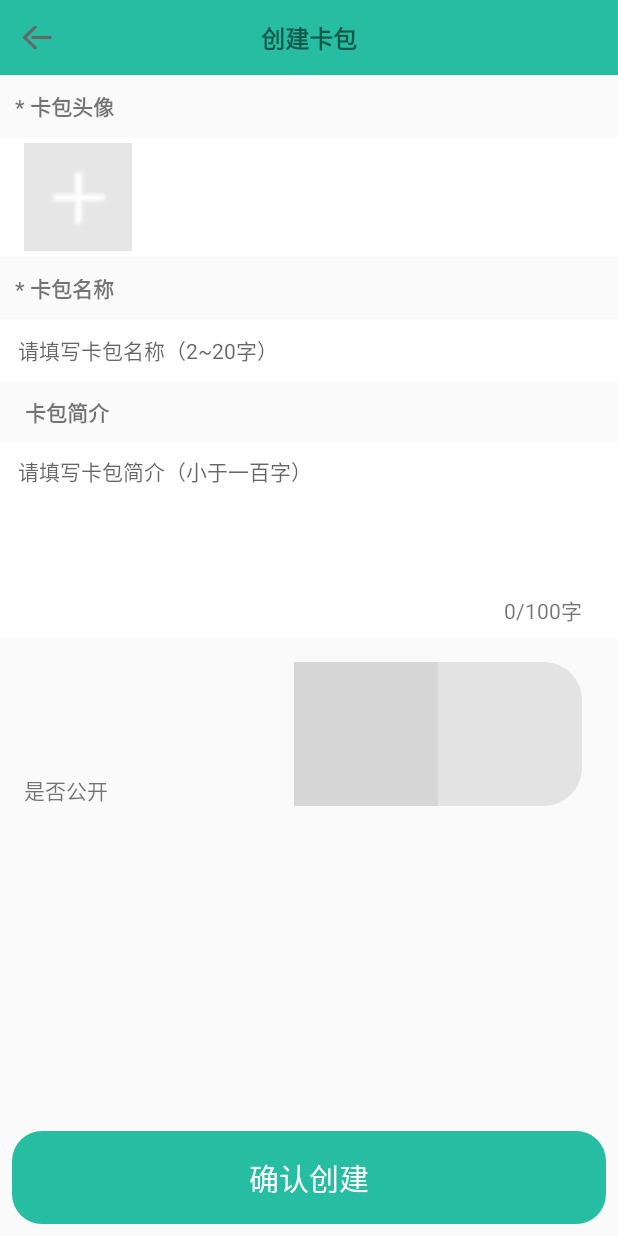
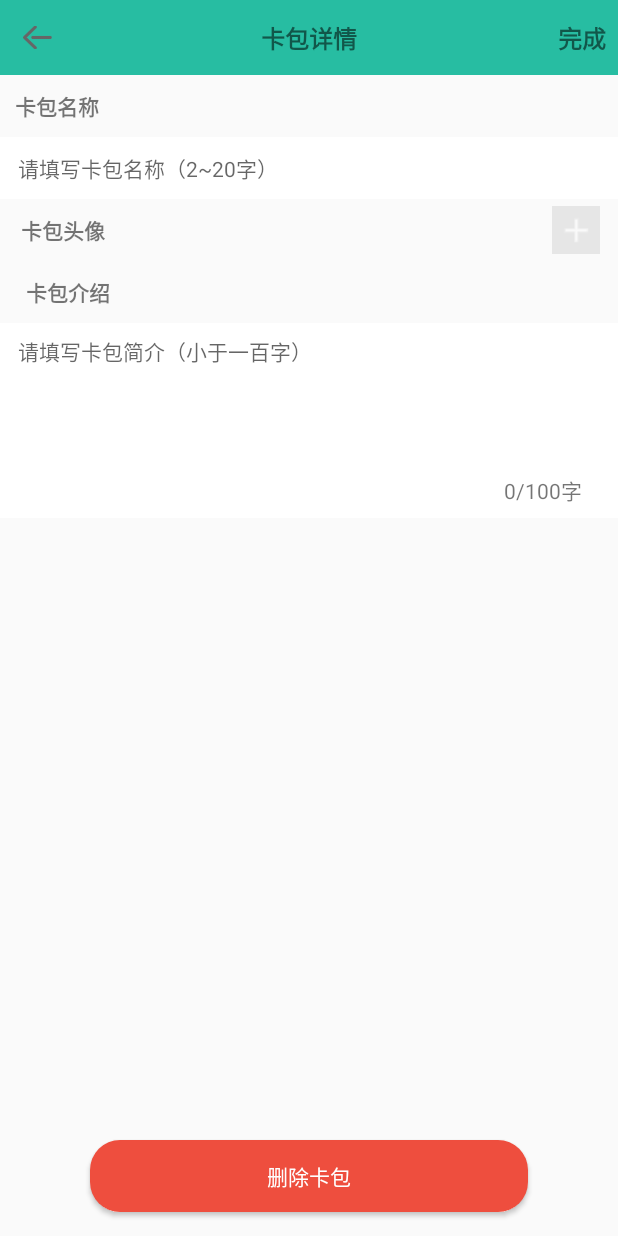
Before and after one commit to LoveLifeEveryday/MemoryKeeper, an Android app: the layout fragment_card_bag_detail.xml on its own in the app's theme, with its tools: preview values and no code run, on a phone screen of 412 x 824 dp. Run offline under Robolectric (Android 15) with nearby library versions, the phone set to English and light mode, and no system bars.

Commit message:
feat: 增加更新卡包界面

```diff
--- a/app/src/main/java/com/xcynice/memorykeeper/module/CreateBag/activity/CreateCardActivity.java
+++ b/app/src/main/java/com/xcynice/memorykeeper/module/CreateBag/activity/CreateCardActivity.java
@@ -251,7 +251,7 @@ public class CreateCardActivity extends BaseActivity<CreateBagPresenter> impleme
                 getImage();
                 break;
             case R.id.create_card_to_create_tv:
-               /* LogUtil.d("点击了按钮");
+                LogUtil.d("点击了按钮");
                 if (mPortraitUri == null) {
                     ToastUtil.showCenterToast("头像不能为空");
                     return;
@@ -266,8 +266,8 @@ public class CreateCardActivity extends BaseActivity<CreateBagPresenter> impleme
                 }
                 CardBag cardBag = getCardBag();
                 presenter.createNewCardBag(cardBag);
-                break;*/
-                startActivity(new Intent(this, ReleaseCardActivity.class));
+                break;
+//                startActivity(new Intent(this, ReleaseCardActivity.class));
 
         }
     }
--- a/app/src/main/res/layout/activity_create_card.xml
+++ b/app/src/main/res/layout/fragment_card_bag_detail.xml
@@ -1,10 +1,9 @@
 <?xml version="1.0" encoding="utf-8"?>
-<androidx.constraintlayout.widget.ConstraintLayout
-    xmlns:android="http://schemas.android.com/apk/res/android"
-    xmlns:app="http://schemas.android.com/apk/res-auto"
+<androidx.constraintlayout.widget.ConstraintLayout xmlns:android="http://schemas.android.com/apk/res/android"
     xmlns:tools="http://schemas.android.com/tools"
     android:layout_width="match_parent"
-    android:layout_height="match_parent">
+    android:layout_height="match_parent"
+    xmlns:app="http://schemas.android.com/apk/res-auto">
     <androidx.constraintlayout.widget.ConstraintLayout
         android:id="@+id/constraintLayout"
         android:layout_width="match_parent"
@@ -29,12 +28,23 @@
             android:layout_height="wrap_content"
             android:layout_centerInParent="true"
             android:gravity="center_horizontal"
-            android:text="创建卡包"
+            android:text="卡包详情"
             android:textSize="16sp"
             android:textStyle="bold"
             app:layout_constraintBottom_toBottomOf="parent"
             app:layout_constraintEnd_toEndOf="parent"
             app:layout_constraintStart_toStartOf="@+id/refresh_iv"
+            app:layout_constraintTop_toTopOf="parent" />
+
+        <TextView
+            android:layout_width="wrap_content"
+            android:layout_height="wrap_content"
+            android:text="完成"
+            android:textSize="16sp"
+            android:padding="8dp"
+            android:textStyle="bold"
+            app:layout_constraintBottom_toBottomOf="parent"
+            app:layout_constraintEnd_toEndOf="parent"
             app:layout_constraintTop_toTopOf="parent" />
     </androidx.constraintlayout.widget.ConstraintLayout>
 
@@ -42,27 +52,37 @@
         android:id="@+id/textView2"
         android:layout_width="0dp"
         android:layout_height="wrap_content"
+        android:layout_marginStart="4dp"
         android:padding="10sp"
-        android:text="* 卡包头像"
+        android:text="卡包头像"
+        android:textSize="14sp"
+        android:textStyle="bold"
+        app:layout_constraintStart_toStartOf="parent"
+        app:layout_constraintTop_toBottomOf="@+id/create_card_name_tv" />
+
+    <ImageView
+        android:id="@+id/create_card_portrait_image"
+        android:layout_width="40dp"
+        android:layout_height="40dp"
+        android:padding="4dp"
+        android:layout_marginRight="8dp"
+        android:src="@drawable/ic_add"
+        app:layout_constraintBottom_toBottomOf="@+id/textView2"
+        app:layout_constraintEnd_toEndOf="parent"
+        app:layout_constraintTop_toTopOf="@+id/textView2" />
+
+    <TextView
+        android:id="@+id/textView3"
+        android:layout_width="0dp"
+        android:layout_height="wrap_content"
+        android:padding="10sp"
+        android:text="卡包名称"
         android:textSize="14sp"
         android:textStyle="bold"
         app:layout_constraintEnd_toEndOf="parent"
         app:layout_constraintHorizontal_bias="0.0"
         app:layout_constraintStart_toStartOf="parent"
         app:layout_constraintTop_toBottomOf="@+id/constraintLayout" />
-
-    <TextView
-        android:id="@+id/textView3"
-        android:layout_width="0dp"
-        android:layout_height="wrap_content"
-        android:padding="10sp"
-        android:text="* 卡包名称"
-        android:textSize="14sp"
-        android:textStyle="bold"
-        app:layout_constraintEnd_toEndOf="parent"
-        app:layout_constraintHorizontal_bias="0.0"
-        app:layout_constraintStart_toStartOf="parent"
-        app:layout_constraintTop_toBottomOf="@+id/linearLayout" />
 
     <LinearLayout
         android:id="@+id/linearLayout"
@@ -75,14 +95,6 @@
         app:layout_constraintTop_toBottomOf="@+id/textView2">
 
 
-        <ImageView
-            android:id="@+id/create_card_portrait_image"
-            android:layout_width="80dp"
-            android:layout_height="80dp"
-            android:padding="4dp"
-            android:src="@drawable/ic_add"
-            tools:layout_editor_absoluteX="68dp"
-            tools:layout_editor_absoluteY="122dp" />
     </LinearLayout>
 
 
@@ -101,20 +113,23 @@
         android:singleLine="true"
         android:textSize="14sp"
         app:layout_constraintEnd_toEndOf="@+id/textView3"
+        app:layout_constraintHorizontal_bias="1.0"
         app:layout_constraintStart_toStartOf="parent"
         app:layout_constraintTop_toBottomOf="@+id/textView3" />
 
     <TextView
         android:id="@+id/textView4"
-        android:layout_width="0dp"
+        android:layout_width="wrap_content"
         android:layout_height="wrap_content"
+        android:layout_marginStart="4dp"
         android:padding="10sp"
-        android:text="  卡包简介"
+        android:text=" 卡包介绍"
         android:textSize="14sp"
         android:textStyle="bold"
         app:layout_constraintEnd_toEndOf="parent"
+        app:layout_constraintHorizontal_bias="0.0"
         app:layout_constraintStart_toStartOf="parent"
-        app:layout_constraintTop_toBottomOf="@+id/create_card_name_tv" />
+        app:layout_constraintTop_toBottomOf="@+id/linearLayout" />
 
     <EditText
         android:id="@+id/create_card_brief_introduction_edit"
@@ -137,24 +152,6 @@
         app:layout_constraintTop_toBottomOf="@+id/textView4" />
 
     <TextView
-        android:id="@+id/create_card_to_create_tv"
-        android:layout_width="0dp"
-        android:layout_height="wrap_content"
-        android:layout_marginStart="8dp"
-        android:layout_marginEnd="8dp"
-        android:layout_marginBottom="8dp"
-        android:background="@drawable/bg_login"
-        android:gravity="center_horizontal"
-        android:padding="16dp"
-        android:text="确认创建"
-        android:textColor="#FFFFFF"
-        android:textSize="20sp"
-        app:layout_constraintBottom_toBottomOf="parent"
-        app:layout_constraintEnd_toEndOf="parent"
-        app:layout_constraintHorizontal_bias="0.0"
-        app:layout_constraintStart_toStartOf="parent" />
-
-    <TextView
         android:id="@+id/remained_words_tv"
         android:layout_width="wrap_content"
         android:layout_height="wrap_content"
@@ -164,27 +161,19 @@
         app:layout_constraintBottom_toBottomOf="@+id/create_card_brief_introduction_edit"
         app:layout_constraintEnd_toEndOf="parent" />
 
-    <Switch
-        android:id="@+id/create_card_if_public_switch"
-        android:layout_width="wrap_content"
+    <Button
+        android:id="@+id/btn_login"
+        android:layout_width="match_parent"
         android:layout_height="wrap_content"
-        android:layout_marginTop="16dp"
-        android:layout_marginEnd="24dp"
-        android:thumb="@drawable/switch_thumb"
-        android:track="@drawable/switch_track_selector"
-        app:layout_constraintEnd_toEndOf="@+id/create_card_brief_introduction_edit"
-        app:layout_constraintTop_toBottomOf="@+id/create_card_brief_introduction_edit"
-        tools:ignore="UseSwitchCompatOrMaterialXml" />
-
-    <TextView
-        android:id="@+id/textView"
-        android:layout_width="wrap_content"
-        android:layout_height="wrap_content"
-        android:layout_marginStart="16dp"
-        android:text="是否公开"
-        app:layout_constraintBottom_toBottomOf="@+id/create_card_if_public_switch"
-        app:layout_constraintStart_toStartOf="parent"
-        app:layout_constraintTop_toTopOf="@+id/create_card_if_public_switch"
-        app:layout_constraintVertical_bias="1.0" />
+        android:layout_gravity="center_horizontal"
+        android:layout_marginHorizontal="60dp"
+        android:layout_marginBottom="16dp"
+        android:background="@drawable/bg_logout"
+        android:padding="@dimen/dp_10"
+        android:text="删除卡包"
+        android:textColor="#ffffff"
+        app:layout_constraintBottom_toBottomOf="parent"
+        app:layout_constraintEnd_toEndOf="parent"
+        app:layout_constraintStart_toStartOf="parent" />
 
 </androidx.constraintlayout.widget.ConstraintLayout>
```
